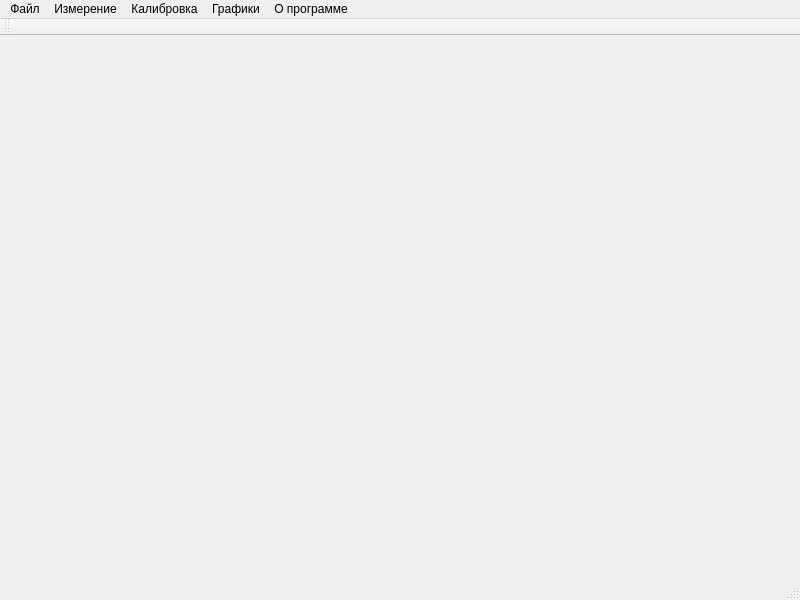
The window that mainwindow.ui (krang4d/Agrekola) describes before a commit, drawn with Qt 5.
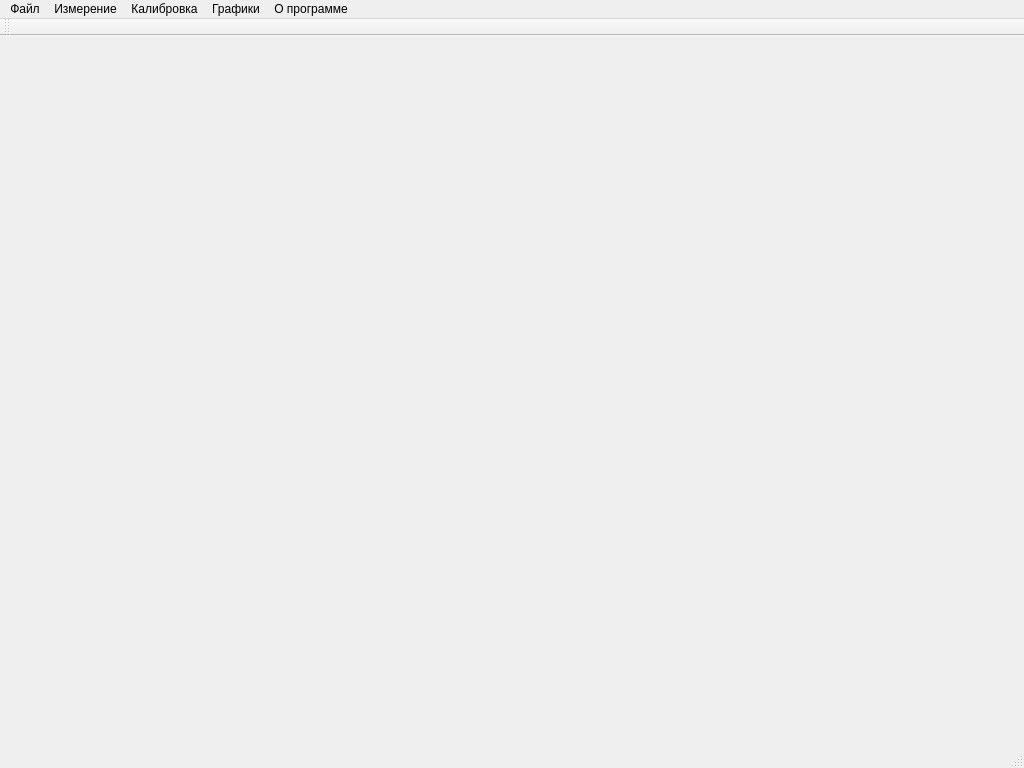
The same window after the commit.

Commit message: Some debug message is changes and size of widgets

The edit to the form file:
```diff
--- a/mainwindow.ui
+++ b/mainwindow.ui
@@ -6,8 +6,8 @@
    <rect>
     <x>0</x>
     <y>0</y>
-    <width>800</width>
-    <height>600</height>
+    <width>1024</width>
+    <height>768</height>
    </rect>
   </property>
   <property name="minimumSize">
@@ -25,7 +25,7 @@
     <rect>
      <x>0</x>
      <y>0</y>
-     <width>800</width>
+     <width>1024</width>
      <height>21</height>
     </rect>
    </property>
```
The commit also changes 7 other files.
